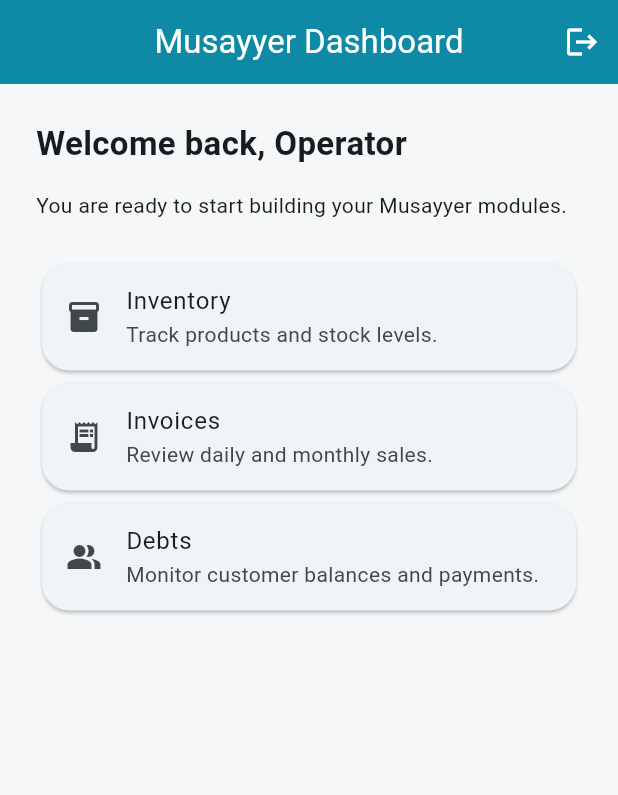
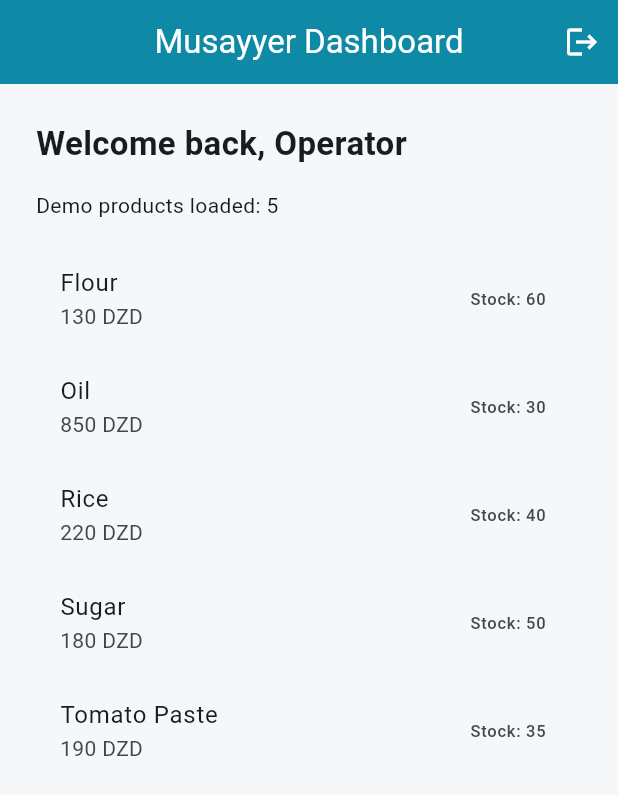
Before and after one commit to kmohamed-dz/musayyer_app, a Flutter app: the screen it shows after launch, after a tap on "Get Started", on a phone screen of 412 x 824 dp. Shown: the top 795 px of the screen. Run offline on Flutter 3.47's test engine with Material 3 defaults, Android fonts, the phone set to English and light mode, and no system bars; our stand-ins replace dio, flutter_riverpod, go_router, hive, hive_flutter, shared_preferences; accounts and stored records are empty.

Commit message:
feat(db): add Hive models and seed data for all MVP entities

```diff
--- a/lib/main.dart
+++ b/lib/main.dart
@@ -4,13 +4,40 @@ import 'package:hive_flutter/hive_flutter.dart';
 import 'package:shared_preferences/shared_preferences.dart';
 
 import 'src/app.dart';
+import 'src/core/db/hive_boxes.dart';
 import 'src/core/di/providers.dart';
+import 'src/core/utils/seed_data.dart';
+import 'src/features/customers/data/models/customer_model.dart';
+import 'src/features/debt/data/models/debt_model.dart';
+import 'src/features/debt/data/models/payment_model.dart';
+import 'src/features/inventory/data/models/product_model.dart';
+import 'src/features/invoice/data/models/invoice_item_model.dart';
+import 'src/features/invoice/data/models/invoice_model.dart';
 
 void main() async {
   WidgetsFlutterBinding.ensureInitialized();
 
   // Initialize Hive
   await Hive.initFlutter();
+
+  // Register Hive adapters
+  Hive.registerAdapter(ProductModelAdapter());
+  Hive.registerAdapter(InvoiceModelAdapter());
+  Hive.registerAdapter(InvoiceItemModelAdapter());
+  Hive.registerAdapter(CustomerModelAdapter());
+  Hive.registerAdapter(DebtModelAdapter());
+  Hive.registerAdapter(PaymentModelAdapter());
+
+  // Open boxes
+  await Hive.openBox<ProductModel>(HiveBoxes.products);
+  await Hive.openBox<InvoiceModel>(HiveBoxes.invoices);
+  await Hive.openBox<InvoiceItemModel>(HiveBoxes.invoiceItems);
+  await Hive.openBox<CustomerModel>(HiveBoxes.customers);
+  await Hive.openBox<DebtModel>(HiveBoxes.debts);
+  await Hive.openBox<PaymentModel>(HiveBoxes.payments);
+
+  // Seed demo data
+  await SeedData.seedDemoProducts();
 
   // Initialize SharedPreferences
   final prefs = await SharedPreferences.getInstance();
--- /dev/null
+++ b/lib/src/core/db/hive_boxes.dart
@@ -0,0 +1,8 @@
+class HiveBoxes {
+  static const products = 'products';
+  static const invoices = 'invoices';
+  static const customers = 'customers';
+  static const debts = 'debts';
+  static const payments = 'payments';
+  static const invoiceItems = 'invoice_items';
+}
--- /dev/null
+++ b/lib/src/core/utils/seed_data.dart
@@ -0,0 +1,96 @@
+import 'package:hive/hive.dart';
+
+import '../db/hive_boxes.dart';
+import '../../features/inventory/data/models/product_model.dart';
+
+class SeedData {
+  static Future<void> seedDemoProducts() async {
+    final productsBox = Hive.box<ProductModel>(HiveBoxes.products);
+    if (productsBox.isNotEmpty) {
+      return;
+    }
+
+    final now = DateTime.now();
+    final demoProducts = [
+      ProductModel(
+        id: 'prod-rice',
+        name: 'Rice',
+        nameAr: 'أرز',
+        nameFr: 'Riz',
+        price: 220,
+        costPrice: 170,
+        stock: 40,
+        barcode: '613100000001',
+        category: 'Food',
+        imagePath: null,
+        unit: 'kg',
+        createdAt: now,
+        updatedAt: now,
+      ),
+      ProductModel(
+        id: 'prod-oil',
+        name: 'Oil',
+        nameAr: 'زيت',
+        nameFr: 'Huile',
+        price: 850,
+        costPrice: 760,
+        stock: 30,
+        barcode: '613100000002',
+        category: 'Food',
+        imagePath: null,
+        unit: 'l',
+        createdAt: now,
+        updatedAt: now,
+      ),
+      ProductModel(
+        id: 'prod-sugar',
+        name: 'Sugar',
+        nameAr: 'سكر',
+        nameFr: 'Sucre',
+        price: 180,
+        costPrice: 140,
+        stock: 50,
+        barcode: '613100000003',
+        category: 'Food',
+        imagePath: null,
+        unit: 'kg',
+        createdAt: now,
+        updatedAt: now,
+      ),
+      ProductModel(
+        id: 'prod-flour',
+        name: 'Flour',
+        nameAr: 'فرينة',
+        nameFr: 'Farine',
+        price: 130,
+        costPrice: 95,
+        stock: 60,
+        barcode: '613100000004',
+        category: 'Food',
+        imagePath: null,
+        unit: 'kg',
+        createdAt: now,
+        updatedAt: now,
+      ),
+      ProductModel(
+        id: 'prod-tomato-paste',
+        name: 'Tomato Paste',
+        nameAr: 'مصبر طماطم',
+        nameFr: 'Concentré de tomate',
+        price: 190,
+        costPrice: 150,
+        stock: 35,
+        barcode: '613100000005',
+        category: 'Food',
+        imagePath: null,
+        unit: 'pcs',
+        createdAt: now,
+        updatedAt: now,
+      ),
+    ];
+
+    for (final product in demoProducts) {
+      await productsBox.put(product.id, product);
+    }
+  }
+}
--- a/lib/src/features/home/presentation/home_screen.dart
+++ b/lib/src/features/home/presentation/home_screen.dart
@@ -1,9 +1,12 @@
 import 'package:flutter/material.dart';
 import 'package:flutter_riverpod/flutter_riverpod.dart';
 import 'package:go_router/go_router.dart';
+import 'package:hive_flutter/hive_flutter.dart';
 
+import '../../../core/db/hive_boxes.dart';
 import '../../../core/di/providers.dart';
 import '../../../core/storage/storage_keys.dart';
+import '../../inventory/data/models/product_model.dart';
 
 class HomeScreen extends ConsumerWidget {
   const HomeScreen({super.key});
@@ -25,40 +28,39 @@ class HomeScreen extends ConsumerWidget {
           ),
         ],
       ),
-      body: const Padding(
-        padding: EdgeInsets.all(24),
-        child: Column(
+      body: Padding(
+        padding: const EdgeInsets.all(24),
+        child: ValueListenableBuilder(
+          valueListenable: Hive.box<ProductModel>(HiveBoxes.products).listenable(),
+          builder: (_, Box<ProductModel> box, __) {
+            final products = box.values.toList();
+
+            return Column(
               crossAxisAlignment: CrossAxisAlignment.start,
               children: [
-            Text(
+                const Text(
                   'Welcome back, Operator',
                   style: TextStyle(fontSize: 22, fontWeight: FontWeight.bold),
                 ),
-            SizedBox(height: 16),
-            Text('You are ready to start building your Musayyer modules.'),
-            SizedBox(height: 24),
-            Card(
-              child: ListTile(
-                leading: Icon(Icons.inventory_2),
-                title: Text('Inventory'),
-                subtitle: Text('Track products and stock levels.'),
-              ),
-            ),
-            Card(
-              child: ListTile(
-                leading: Icon(Icons.receipt_long),
-                title: Text('Invoices'),
-                subtitle: Text('Review daily and monthly sales.'),
-              ),
-            ),
-            Card(
-              child: ListTile(
-                leading: Icon(Icons.people_alt),
-                title: Text('Debts'),
-                subtitle: Text('Monitor customer balances and payments.'),
+                const SizedBox(height: 16),
+                Text('Demo products loaded: ${products.length}'),
+                const SizedBox(height: 16),
+                Expanded(
+                  child: ListView.builder(
+                    itemCount: products.length,
+                    itemBuilder: (_, index) {
+                      final product = products[index];
+                      return ListTile(
+                        title: Text(product.name),
+                        subtitle: Text('${product.price.toStringAsFixed(0)} DZD'),
+                        trailing: Text('Stock: ${product.stock}'),
+                      );
+                    },
                   ),
                 ),
               ],
+            );
+          },
         ),
       ),
     );
--- /dev/null
+++ b/lib/src/features/inventory/data/models/product_model.dart
@@ -0,0 +1,61 @@
+import 'package:hive/hive.dart';
+
+part 'product_model.g.dart';
+
+@HiveType(typeId: 0)
+class ProductModel extends HiveObject {
+  ProductModel({
+    required this.id,
+    required this.name,
+    required this.nameAr,
+    required this.nameFr,
+    required this.price,
+    required this.costPrice,
+    required this.stock,
+    this.barcode,
+    this.category,
+    this.imagePath,
+    required this.unit,
+    required this.createdAt,
+    required this.updatedAt,
+  });
+
+  @HiveField(0)
+  late String id;
+
+  @HiveField(1)
+  late String name;
+
+  @HiveField(2)
+  late String nameAr;
+
+  @HiveField(3)
+  late String nameFr;
+
+  @HiveField(4)
+  late double price;
+
+  @HiveField(5)
+  late double costPrice;
+
+  @HiveField(6)
+  late int stock;
+
+  @HiveField(7)
+  late String? barcode;
+
+  @HiveField(8)
+  late String? category;
+
+  @HiveField(9)
+  late String? imagePath;
+
+  @HiveField(10)
+  late String unit;
+
+  @HiveField(11)
+  late DateTime createdAt;
+
+  @HiveField(12)
+  late DateTime updatedAt;
+}
```
Also changed, not shown: lib/src/features/customers/data/models/customer_model.dart (added, +33 -0 lines), lib/src/features/debt/data/models/debt_model.dart (added, +37 -0 lines), lib/src/features/debt/data/models/payment_model.dart (added, +33 -0 lines), lib/src/features/invoice/data/models/invoice_item_model.dart (added, +33 -0 lines), lib/src/features/invoice/data/models/invoice_model.dart (added, +41 -0 lines), lib/src/features/customers/data/models/customer_model.g.dart (added), lib/src/features/debt/data/models/debt_model.g.dart (added), lib/src/features/debt/data/models/payment_model.g.dart (added), lib/src/features/inventory/data/models/product_model.g.dart (added), lib/src/features/invoice/data/models/invoice_item_model.g.dart (added), lib/src/features/invoice/data/models/invoice_model.g.dart (added). Lines whose indentation alone changed are shown as unchanged.
